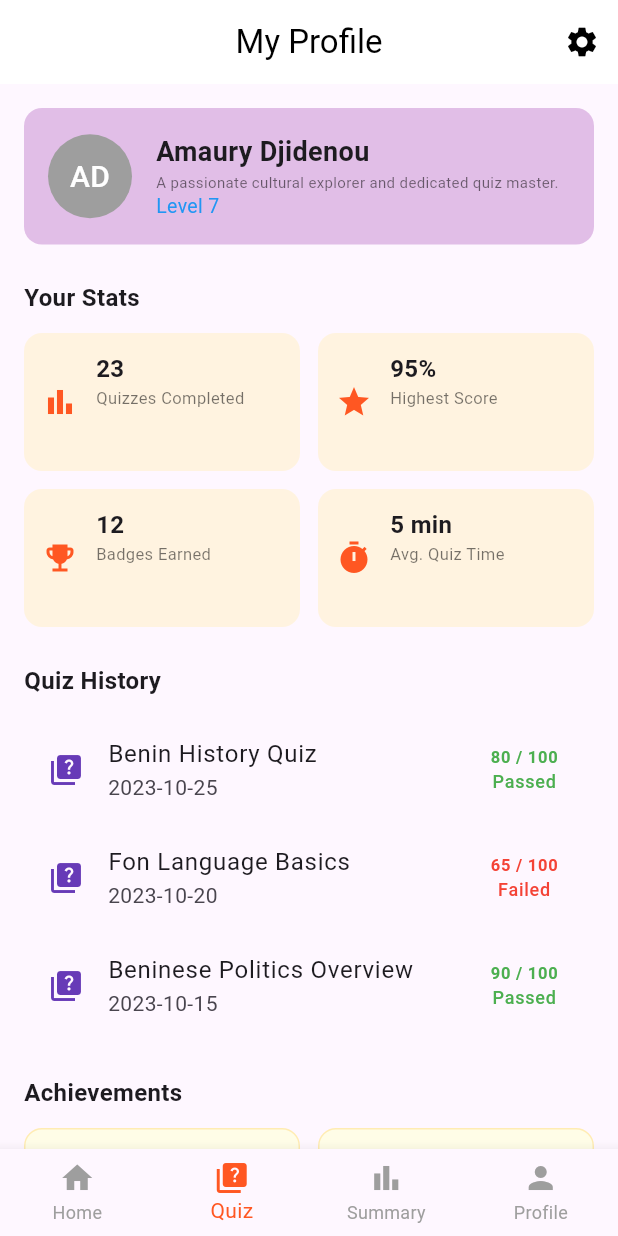
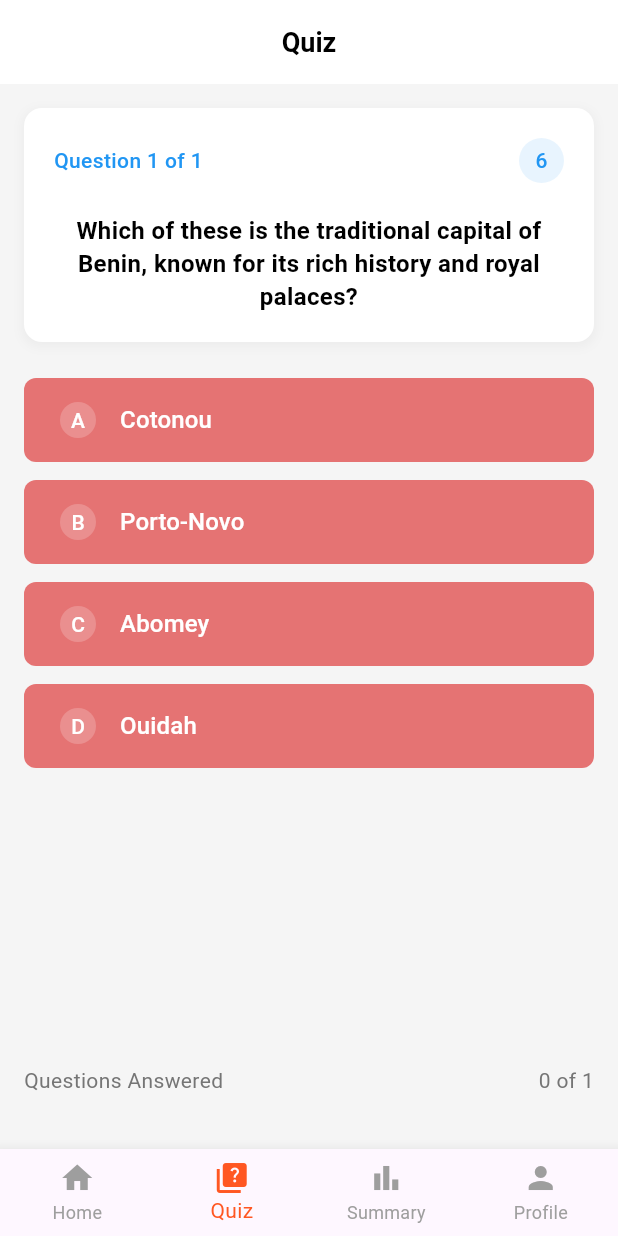
Before and after one commit to agonglomarel7/benin_quiz, a Flutter app: the MainNavigation screen opened directly, item 2 of the bottom bar chosen, on a phone screen of 412 x 824 dp. Run offline on Flutter 3.47's test engine with Material 3 defaults, Android fonts, the phone set to English and light mode, and no system bars; our stand-ins replace font_awesome_flutter.

Commit message:
Adding a quiz screen

```diff
--- a/lib/screens/main_navigation.dart
+++ b/lib/screens/main_navigation.dart
@@ -1,4 +1,5 @@
 import 'package:benin_quiz/screens/profilScreen.dart';
+import 'package:benin_quiz/screens/quizScreen.dart';
 import 'package:flutter/material.dart';
 import 'homeScreen.dart';
 
@@ -12,9 +13,10 @@ class MainNavigation extends StatefulWidget {
 class _MainNavigationState extends State<MainNavigation> {
   int _currentIndex = 0;
 
-  final List<Widget> _screens = const [
-    HomeScreen(),
-    ProfileScreen(),
+  final List<Widget> _screens = [
+    const HomeScreen(),
+    QuizScreen(),
+    const ProfileScreen(),
   ];
 
   @override
--- a/lib/screens/profilScreen.dart
+++ b/lib/screens/profilScreen.dart
@@ -236,7 +236,7 @@ class _AchievementCard extends StatelessWidget {
           const SizedBox(height: 4),
           Text(
             description,
-            style: const TextStyle(fontSize: 11, color: Colors.black54),
+            style: const TextStyle(fontSize: 9, color: Colors.black54),
           ),
         ],
       ),
--- /dev/null
+++ b/lib/screens/quizScreen.dart
@@ -0,0 +1,241 @@
+
+import 'package:flutter/material.dart';
+
+class QuizScreen extends StatefulWidget {
+  @override
+  _QuizScreenState createState() => _QuizScreenState();
+}
+
+class _QuizScreenState extends State<QuizScreen> {
+  int _currentQuestionIndex = 0;
+  int _questionsAnswered = 0;
+  int _selectedBottomNavIndex = 1; // Quiz tab selected
+
+  final List<QuizQuestion> _questions = [
+    QuizQuestion(
+      question: "Which of these is the traditional capital of Benin, known for its rich history and royal palaces?",
+      options: ["Cotonou", "Porto-Novo", "Abomey", "Ouidah"],
+      correctAnswer: 2, // Abomey
+    ),
+    // Add more questions here
+  ];
+
+  @override
+  Widget build(BuildContext context) {
+    return Scaffold(
+      backgroundColor: Colors.grey[100],
+      appBar: AppBar(
+        backgroundColor: Colors.white,
+        elevation: 0,
+        centerTitle: true,
+        title: Text(
+          'Quiz',
+          style: TextStyle(
+            color: Colors.black,
+            fontSize: 18,
+            fontWeight: FontWeight.w600,
+          ),
+        ),
+        leading: Container(), // Remove back button
+      ),
+      body: Padding(
+        padding: const EdgeInsets.all(16.0),
+        child: Column(
+          crossAxisAlignment: CrossAxisAlignment.start,
+          children: [
+            // Question card
+            Container(
+              width: double.infinity,
+              padding: EdgeInsets.all(20),
+              decoration: BoxDecoration(
+                color: Colors.white,
+                borderRadius: BorderRadius.circular(12),
+                boxShadow: [
+                  BoxShadow(
+                    color: Colors.grey.withOpacity(0.1),
+                    spreadRadius: 1,
+                    blurRadius: 5,
+                    offset: Offset(0, 2),
+                  ),
+                ],
+              ),
+              child: Column(
+                crossAxisAlignment: CrossAxisAlignment.start,
+                children: [
+                  // Question header
+                  Row(
+                    mainAxisAlignment: MainAxisAlignment.spaceBetween,
+                    children: [
+                      Text(
+                        'Question ${_currentQuestionIndex + 1} of ${_questions.length}',
+                        style: TextStyle(
+                          color: Colors.blue,
+                          fontSize: 14,
+                          fontWeight: FontWeight.w500,
+                        ),
+                      ),
+                      Container(
+                        width: 30,
+                        height: 30,
+                        decoration: BoxDecoration(
+                          color: Colors.blue.withOpacity(0.1),
+                          shape: BoxShape.circle,
+                        ),
+                        child: Center(
+                          child: Text(
+                            '6',
+                            style: TextStyle(
+                              color: Colors.blue,
+                              fontSize: 14,
+                              fontWeight: FontWeight.w500,
+                            ),
+                          ),
+                        ),
+                      ),
+                    ],
+                  ),
+                  SizedBox(height: 20),
+                  // Question text
+                  Text(
+                    _questions[_currentQuestionIndex].question,
+                    style: TextStyle(
+                      color: Colors.black,
+                      fontSize: 16,
+                      fontWeight: FontWeight.w600,
+                      height: 1.4,
+                    ),
+                    textAlign: TextAlign.center,
+                  ),
+                ],
+              ),
+            ),
+            SizedBox(height: 24),
+            // Answer options
+            Expanded(
+              child: Column(
+                children: [
+                  for (int i = 0; i < _questions[_currentQuestionIndex].options.length; i++)
+                    Padding(
+                      padding: const EdgeInsets.only(bottom: 12.0),
+                      child: _buildOptionButton(
+                        _questions[_currentQuestionIndex].options[i],
+                        String.fromCharCode(65 + i), // A, B, C, D
+                      ),
+                    ),
+                ],
+              ),
+            ),
+            // Bottom section
+            Padding(
+              padding: const EdgeInsets.only(bottom: 20.0),
+              child: Row(
+                mainAxisAlignment: MainAxisAlignment.spaceBetween,
+                children: [
+                  Text(
+                    'Questions Answered',
+                    style: TextStyle(
+                      color: Colors.grey[600],
+                      fontSize: 14,
+                    ),
+                  ),
+                  Text(
+                    '$_questionsAnswered of ${_questions.length}',
+                    style: TextStyle(
+                      color: Colors.grey[600],
+                      fontSize: 14,
+                    ),
+                  ),
+                ],
+              ),
+            ),
+          ],
+        ),
+
+      ),
+    );
+  }
+
+  Widget _buildOptionButton(String text, String letter) {
+    return Container(
+      width: double.infinity,
+      height: 56,
+      child: ElevatedButton(
+        onPressed: () {
+          // Handle option selection
+          print('Selected option: $text');
+        },
+        style: ElevatedButton.styleFrom(
+          backgroundColor: Color(0xFFE57373), // Light red color
+          foregroundColor: Colors.white,
+          elevation: 0,
+          shape: RoundedRectangleBorder(
+            borderRadius: BorderRadius.circular(8),
+          ),
+        ),
+        child: Row(
+          children: [
+            Container(
+              width: 24,
+              height: 24,
+              decoration: BoxDecoration(
+                color: Colors.white.withOpacity(0.2),
+                shape: BoxShape.circle,
+              ),
+              child: Center(
+                child: Text(
+                  letter,
+                  style: TextStyle(
+                    color: Colors.white,
+                    fontSize: 14,
+                    fontWeight: FontWeight.w500,
+                  ),
+                ),
+              ),
+            ),
+            SizedBox(width: 16),
+            Text(
+              text,
+              style: TextStyle(
+                color: Colors.white,
+                fontSize: 16,
+                fontWeight: FontWeight.w500,
+              ),
+            ),
+          ],
+        ),
+      ),
+    );
+  }
+}
+
+class QuizQuestion {
+  final String question;
+  final List<String> options;
+  final int correctAnswer;
+
+  QuizQuestion({
+    required this.question,
+    required this.options,
+    required this.correctAnswer,
+  });
+}
+
+// Example usage in main.dart
+void main() {
+  runApp(MyApp());
+}
+
+class MyApp extends StatelessWidget {
+  @override
+  Widget build(BuildContext context) {
+    return MaterialApp(
+      title: 'Quiz App',
+      theme: ThemeData(
+        primarySwatch: Colors.blue,
+        visualDensity: VisualDensity.adaptivePlatformDensity,
+      ),
+      home: QuizScreen(),
+      debugShowCheckedModeBanner: false,
+    );
+  }
+}
```
